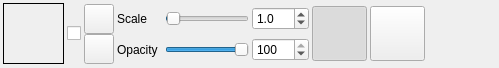
This is DMHelper/src/overlayframe.ui in MMetze/DMHelper as Qt 5 draws it before an edit. The edited form follows.
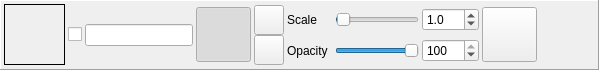
This is the edited form. Icons and pictures are not drawn.

The edit to the form file:
```diff
--- a/DMHelper/src/overlayframe.ui
+++ b/DMHelper/src/overlayframe.ui
@@ -6,13 +6,19 @@
    <rect>
     <x>0</x>
     <y>0</y>
-    <width>499</width>
-    <height>68</height>
+    <width>599</width>
+    <height>70</height>
    </rect>
   </property>
   <property name="styleSheet">
    <string notr="true">background-image: url(:/img/data/parchment.jpg);</string>
   </property>
+  <property name="frameShape">
+   <enum>QFrame::Panel</enum>
+  </property>
+  <property name="frameShadow">
+   <enum>QFrame::Raised</enum>
+  </property>
   <layout class="QHBoxLayout" name="horizontalLayout">
    <property name="spacing">
     <number>3</number>
@@ -71,6 +77,9 @@
      <property name="toolTip">
       <string>Combined DM/Player Visibility</string>
      </property>
+     <property name="styleSheet">
+      <string notr="true"/>
+     </property>
      <property name="text">
       <string/>
      </property>
@@ -86,6 +95,86 @@
      </property>
     </widget>
    </item>
+   <item>
+    <widget class="QLineEdit" name="edtName"/>
+   </item>
+   <item>
+    <layout class="QVBoxLayout" name="verticalLayout_9">
+     <property name="spacing">
+      <number>0</number>
+     </property>
+     <item>
+      <spacer name="verticalSpacer_10">
+       <property name="orientation">
+        <enum>Qt::Vertical</enum>
+       </property>
+       <property name="sizeType">
+        <enum>QSizePolicy::Preferred</enum>
+       </property>
+       <property name="sizeHint" stdset="0">
+        <size>
+         <width>10</width>
+         <height>5</height>
+        </size>
+       </property>
+      </spacer>
+     </item>
+     <item>
+      <widget class="QPushButton" name="btnPlay">
+       <property name="minimumSize">
+        <size>
+         <width>55</width>
+         <height>55</height>
+        </size>
+       </property>
+       <property name="maximumSize">
+        <size>
+         <width>55</width>
+         <height>55</height>
+        </size>
+       </property>
+       <property name="toolTip">
+        <string>Turn on/off audio for this layer</string>
+       </property>
+       <property name="text">
+        <string/>
+       </property>
+       <property name="icon">
+        <iconset resource="resources.qrc">
+         <normaloff>:/img/data/icon_play.png</normaloff>:/img/data/icon_play.png</iconset>
+       </property>
+       <property name="iconSize">
+        <size>
+         <width>40</width>
+         <height>40</height>
+        </size>
+       </property>
+       <property name="checkable">
+        <bool>true</bool>
+       </property>
+       <property name="checked">
+        <bool>true</bool>
+       </property>
+      </widget>
+     </item>
+     <item>
+      <spacer name="verticalSpacer_11">
+       <property name="orientation">
+        <enum>Qt::Vertical</enum>
+       </property>
+       <property name="sizeType">
+        <enum>QSizePolicy::Preferred</enum>
+       </property>
+       <property name="sizeHint" stdset="0">
+        <size>
+         <width>10</width>
+         <height>5</height>
+        </size>
+       </property>
+      </spacer>
+     </item>
+    </layout>
+   </item>
    <item>
     <layout class="QVBoxLayout" name="verticalLayout_16">
      <property name="spacing">
@@ -137,9 +226,6 @@
          <height>20</height>
         </size>
        </property>
-       <property name="checkable">
-        <bool>true</bool>
-       </property>
       </widget>
      </item>
      <item>
@@ -188,9 +274,6 @@
          <height>20</height>
         </size>
        </property>
-       <property name="checkable">
-        <bool>true</bool>
-       </property>
       </widget>
      </item>
      <item>
@@ -365,83 +448,6 @@
      </item>
     </layout>
    </item>
-   <item>
-    <layout class="QVBoxLayout" name="verticalLayout_9">
-     <property name="spacing">
-      <number>0</number>
-     </property>
-     <item>
-      <spacer name="verticalSpacer_10">
-       <property name="orientation">
-        <enum>Qt::Vertical</enum>
-       </property>
-       <property name="sizeType">
-        <enum>QSizePolicy::Preferred</enum>
-       </property>
-       <property name="sizeHint" stdset="0">
-        <size>
-         <width>10</width>
-         <height>5</height>
-        </size>
-       </property>
-      </spacer>
-     </item>
-     <item>
-      <widget class="QPushButton" name="btnPlay">
-       <property name="minimumSize">
-        <size>
-         <width>55</width>
-         <height>55</height>
-        </size>
-       </property>
-       <property name="maximumSize">
-        <size>
-         <width>55</width>
-         <height>55</height>
-        </size>
-       </property>
-       <property name="toolTip">
-        <string>Turn on/off audio for this layer</string>
-       </property>
-       <property name="text">
-        <string/>
-       </property>
-       <property name="icon">
-        <iconset resource="resources.qrc">
-         <normaloff>:/img/data/icon_play.png</normaloff>:/img/data/icon_play.png</iconset>
-       </property>
-       <property name="iconSize">
-        <size>
-         <width>40</width>
-         <height>40</height>
-        </size>
-       </property>
-       <property name="checkable">
-        <bool>true</bool>
-       </property>
-       <property name="checked">
-        <bool>true</bool>
-       </property>
-      </widget>
-     </item>
-     <item>
-      <spacer name="verticalSpacer_11">
-       <property name="orientation">
-        <enum>Qt::Vertical</enum>
-       </property>
-       <property name="sizeType">
-        <enum>QSizePolicy::Preferred</enum>
-       </property>
-       <property name="sizeHint" stdset="0">
-        <size>
-         <width>10</width>
-         <height>5</height>
-        </size>
-       </property>
-      </spacer>
-     </item>
-    </layout>
-   </item>
    <item>
     <layout class="QVBoxLayout" name="verticalLayout_8">
      <property name="spacing">
```
Left out of the diff: 2 changed lines with no effect on the pictures.
